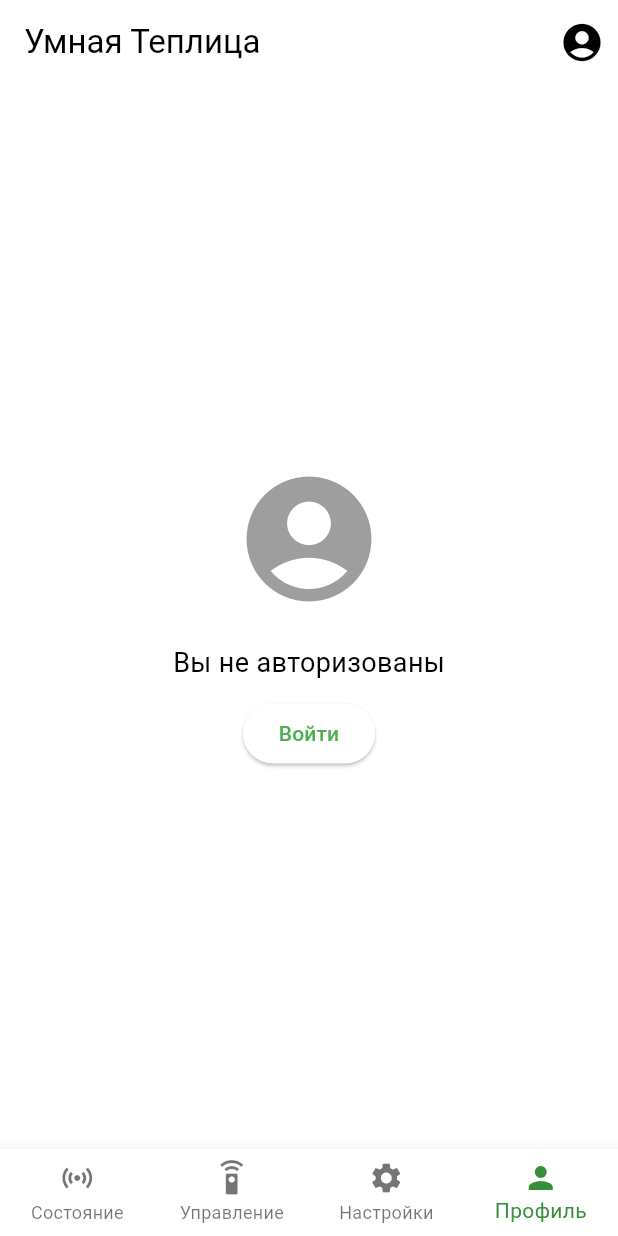
After one commit to knowmaker/smart_greenhouse_app, a Flutter app: the screen it shows after launch, item 4 of the bottom bar chosen, on a phone screen of 412 x 824 dp. The commit adds this screen. Run offline on Flutter 3.47's test engine with Material 3 defaults, Android fonts, the light colour scheme and no system bars; our stand-ins replace shared_preferences.

Commit message:
added user screen with gh binding

```diff
--- a/lib/main.dart
+++ b/lib/main.dart
@@ -4,6 +4,7 @@ import 'sensor_screen.dart';
 import 'control_screen.dart';
 import 'settings_screen.dart';
 import 'login_screen.dart';
+import 'user_screen.dart';
 import 'package:shared_preferences/shared_preferences.dart';
 
 void main() {
@@ -34,19 +35,19 @@ class MainScreen extends StatefulWidget {
 
 class MainScreenState extends State<MainScreen> {
   int _selectedIndex = 0;
-  bool _isLoggedIn = false; // Флаг для проверки входа
+  bool _isLoggedIn = false;
 
   @override
   void initState() {
     super.initState();
-    _checkLoginStatus(); // Проверяем статус входа при старте
+    _checkLoginStatus();
   }
 
   Future<void> _checkLoginStatus() async {
     final prefs = await SharedPreferences.getInstance();
     final token = prefs.getString('access_token');
     setState(() {
-      _isLoggedIn = token != null && token.isNotEmpty; // Проверяем наличие токена
+      _isLoggedIn = token != null && token.isNotEmpty;
     });
   }
 
@@ -58,9 +59,9 @@ class MainScreenState extends State<MainScreen> {
 
   Future<void> _logout() async {
     final prefs = await SharedPreferences.getInstance();
-    await prefs.remove('access_token'); // Удаляем токен при выходе
+    await prefs.remove('access_token');
     setState(() {
-      _isLoggedIn = false; // Обновляем статус входа
+      _isLoggedIn = false;
     });
   }
 
@@ -68,6 +69,7 @@ class MainScreenState extends State<MainScreen> {
     SensorScreen(),
     ControlScreen(),
     SettingsScreen(),
+    UserScreen(),
   ];
 
   @override
@@ -78,16 +80,16 @@ class MainScreenState extends State<MainScreen> {
         actions: [
           IconButton(
             icon: Icon(
-              _isLoggedIn ? Icons.exit_to_app : Icons.account_circle, // Меняем иконку
+              _isLoggedIn ? Icons.exit_to_app : Icons.account_circle,
               size: 30,
             ),
             onPressed: () async {
               if (_isLoggedIn) {
-                _logout(); // Если вошли, выходим
+                _logout();
               } else {
                 await Navigator.push(
                   context,
-                  MaterialPageRoute(builder: (context) => LoginScreen()), // Переход на экран входа
+                  MaterialPageRoute(builder: (context) => LoginScreen()),
                 );
                 _checkLoginStatus();
               }
@@ -97,6 +99,7 @@ class MainScreenState extends State<MainScreen> {
       ),
       body: _screens[_selectedIndex],
       bottomNavigationBar: BottomNavigationBar(
+        type: BottomNavigationBarType.fixed,
         items: const <BottomNavigationBarItem>[
           BottomNavigationBarItem(
             icon: Icon(Icons.sensors),
@@ -110,9 +113,15 @@ class MainScreenState extends State<MainScreen> {
             icon: Icon(Icons.settings),
             label: 'Настройки',
           ),
+          BottomNavigationBarItem(
+            icon: Icon(Icons.person),
+            label: 'Профиль',
+          ),
         ],
         currentIndex: _selectedIndex,
         selectedItemColor: Colors.green[700],
+        selectedFontSize: 14,
+        unselectedFontSize: 12,
         onTap: _onItemTapped,
       ),
     );
--- /dev/null
+++ b/lib/user_screen.dart
@@ -0,0 +1,187 @@
+import 'package:flutter/material.dart';
+import 'package:shared_preferences/shared_preferences.dart';
+import 'package:http/http.dart' as http;
+import 'login_screen.dart';
+
+class UserScreen extends StatefulWidget {
+  @override
+  _UserScreenState createState() => _UserScreenState();
+}
+
+class _UserScreenState extends State<UserScreen> {
+  bool _isLoggedIn = false;
+  String? _guid; // Храним GUID теплицы
+
+  @override
+  void initState() {
+    super.initState();
+    _checkLoginStatus();
+    _loadGreenhouseGUID();
+  }
+
+  Future<void> _checkLoginStatus() async {
+    final prefs = await SharedPreferences.getInstance();
+    final token = prefs.getString('access_token');
+    setState(() {
+      _isLoggedIn = token != null && token.isNotEmpty;
+    });
+  }
+
+  Future<void> _loadGreenhouseGUID() async {
+    final prefs = await SharedPreferences.getInstance();
+    setState(() {
+      _guid = prefs.getString('greenhouse_guid');
+    });
+  }
+
+  Future<void> _saveGreenhouseGUID(String guid) async {
+    final prefs = await SharedPreferences.getInstance();
+    await prefs.setString('greenhouse_guid', guid);
+    setState(() {
+      _guid = guid;
+    });
+  }
+
+  Future<void> _bindGreenhouse(BuildContext context) async {
+    String guid = '';
+    String pin = '';
+
+    await showDialog(
+      context: context,
+      builder: (context) {
+        return AlertDialog(
+          title: Text('Привязать теплицу'),
+          content: Column(
+            mainAxisSize: MainAxisSize.min,
+            children: [
+              TextField(
+                onChanged: (value) => guid = value,
+                decoration: InputDecoration(labelText: 'GUID'),
+              ),
+              TextField(
+                onChanged: (value) => pin = value,
+                decoration: InputDecoration(labelText: 'PIN'),
+                obscureText: true,
+              ),
+            ],
+          ),
+          actions: [
+            TextButton(
+              onPressed: () => Navigator.pop(context),
+              child: Text('Отмена'),
+            ),
+            TextButton(
+              onPressed: () async {
+                Navigator.pop(context); // Закрываем диалог
+                await _sendBindRequest(guid, pin); // Отправляем запрос
+              },
+              child: Text('Привязать'),
+            ),
+          ],
+        );
+      },
+    );
+  }
+
+  Future<void> _sendBindRequest(String guid, String pin) async {
+    final prefs = await SharedPreferences.getInstance();
+    final token = prefs.getString('access_token');
+
+    final response = await http.patch(
+      Uri.parse('http://alexandergh2023.tplinkdns.com/greenhouses/bind'),
+      headers: {
+        'Content-Type': 'application/json',
+        'Authorization': 'Bearer $token',
+      },
+      body: '{"guid": "$guid", "pin": "$pin"}',
+    );
+
+    if (response.statusCode == 200) {
+      await _saveGreenhouseGUID(guid);
+      ScaffoldMessenger.of(context).showSnackBar(
+        SnackBar(content: Text('Теплица успешно привязана!')),
+      );
+    } else {
+      ScaffoldMessenger.of(context).showSnackBar(
+        SnackBar(content: Text('Ошибка: ${response.body}')),
+      );
+    }
+  }
+
+  Future<void> _logout(BuildContext context) async {
+    final prefs = await SharedPreferences.getInstance();
+    await prefs.remove('access_token');
+    setState(() {
+      _isLoggedIn = false;
+      _guid = null;
+    });
+    ScaffoldMessenger.of(context).showSnackBar(
+      SnackBar(content: Text('Вы вышли из аккаунта')),
+    );
+  }
+
+  @override
+  Widget build(BuildContext context) {
+    return Center(
+      child: _isLoggedIn
+          ? Column(
+              mainAxisAlignment: MainAxisAlignment.center,
+              children: [
+                Icon(Icons.account_circle, size: 100, color: Colors.green),
+                SizedBox(height: 20),
+                Text(
+                  'Добро пожаловать!',
+                  style: TextStyle(fontSize: 20, fontWeight: FontWeight.bold),
+                ),
+                SizedBox(height: 10),
+                ElevatedButton(
+                  onPressed: () => _logout(context),
+                  child: Text('Выйти из аккаунта'),
+                ),
+                SizedBox(height: 20),
+                Container(
+                  padding: EdgeInsets.all(10),
+                  decoration: BoxDecoration(
+                    border: Border.all(color: Colors.black),
+                    borderRadius: BorderRadius.circular(10),
+                  ),
+                  child: Column(
+                    children: [
+                      if (_guid != null)
+                        Text(
+                          'GUID: $_guid',
+                          style: TextStyle(fontSize: 16, fontWeight: FontWeight.bold),
+                        ),
+                      IconButton(
+                        icon: Icon(Icons.add_circle, size: 30, color: Colors.green),
+                        onPressed: () => _bindGreenhouse(context),
+                      ),
+                    ],
+                  ),
+                ),
+              ],
+            )
+          : Column(
+              mainAxisAlignment: MainAxisAlignment.center,
+              children: [
+                Icon(Icons.account_circle, size: 100, color: Colors.grey),
+                SizedBox(height: 20),
+                Text(
+                  'Вы не авторизованы',
+                  style: TextStyle(fontSize: 18),
+                ),
+                SizedBox(height: 10),
+                ElevatedButton(
+                  onPressed: () {
+                    Navigator.push(
+                      context,
+                      MaterialPageRoute(builder: (context) => LoginScreen()),
+                    );
+                  },
+                  child: Text('Войти'),
+                ),
+              ],
+            ),
+    );
+  }
+}
```
